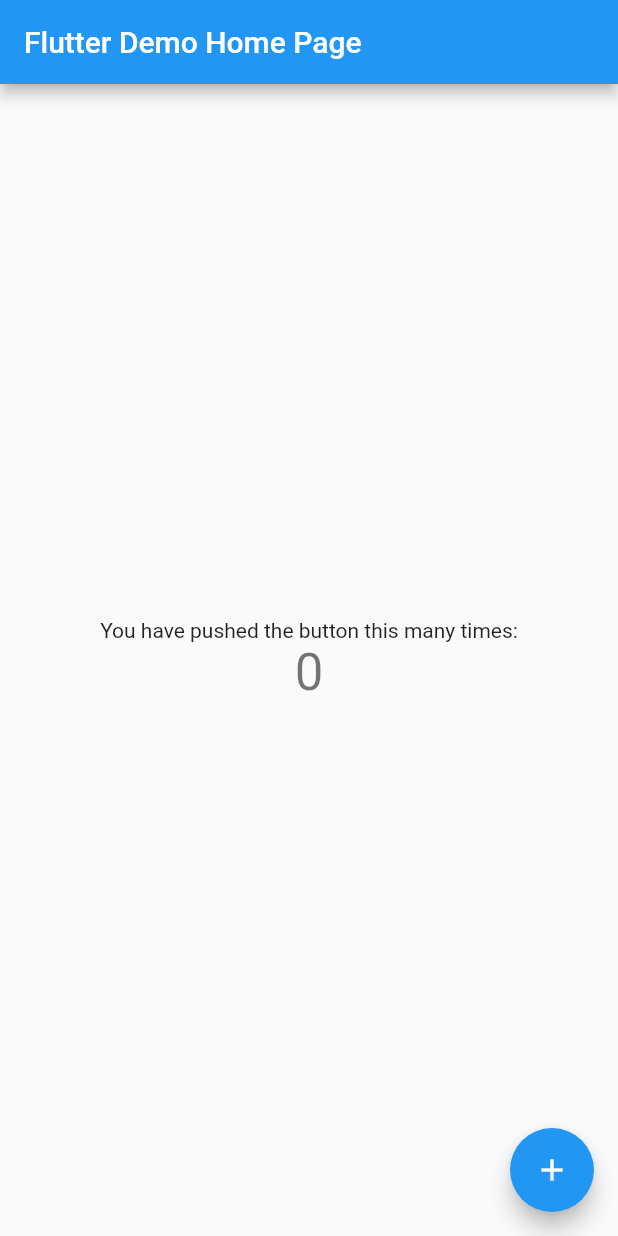
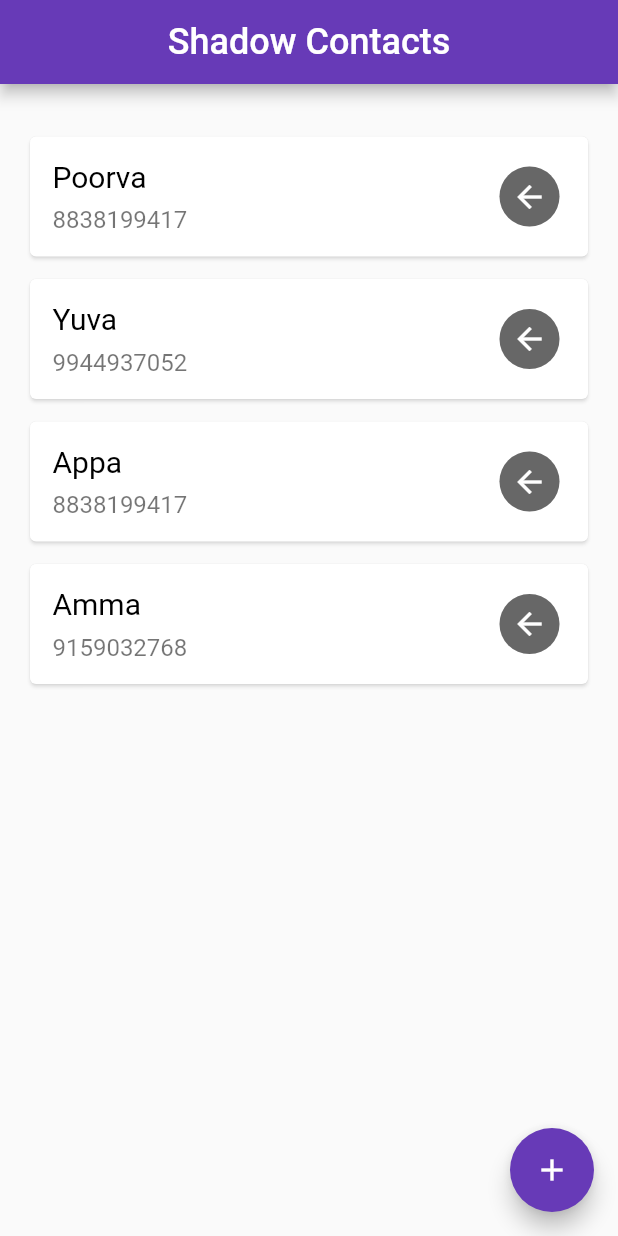
Before and after one commit to poorvasha/shaddow_contacts, a Flutter app: the screen it shows after launch, on a phone screen of 412 x 824 dp. Run offline on Flutter 3.47's test engine with Material 2 defaults, Android fonts, the phone set to English and light mode, and no system bars; drawn by our look-alikes of flutter_speed_dial; our stand-ins replace flutter_svg; statements that could not run were skipped.

Commit message:
implementaion of HomeScreen UI part

```diff
--- /dev/null
+++ b/lib/data_objects/contact_details_obj.dart
@@ -0,0 +1,7 @@
+
+class ContactDetailsObject {
+  String name;
+  String phoneNumber;
+
+  ContactDetailsObject(this.name, this.phoneNumber);
+}
--- a/lib/main.dart
+++ b/lib/main.dart
@@ -1,9 +1,15 @@
+import 'dart:ui';
 import 'package:flutter/material.dart';
+import 'package:flutter_svg/flutter_svg.dart';
+import 'data_objects/contact_details_obj.dart';
+import 'widgets/contact_card_view.dart';
 
+// app starts here
 void main() {
   runApp(const MyApp());
 }
 
+// material app starts here which is the root of the application
 class MyApp extends StatelessWidget {
   const MyApp({super.key});
 
@@ -11,35 +17,19 @@
   @override
   Widget build(BuildContext context) {
     return MaterialApp(
-      title: 'Flutter Demo',
+      title: 'Shadow Contacts',
       theme: ThemeData(
-        // This is the theme of your application.
-        //
-        // Try running your application with "flutter run". You'll see the
-        // application has a blue toolbar. Then, without quitting the app, try
-        // changing the primarySwatch below to Colors.green and then invoke
-        // "hot reload" (press "r" in the console where you ran "flutter run",
-        // or simply save your changes to "hot reload" in a Flutter IDE).
-        // Notice that the counter didn't reset back to zero; the application
-        // is not restarted.
-        primarySwatch: Colors.blue,
+        primarySwatch: Colors.deepPurple,
       ),
-      home: const MyHomePage(title: 'Flutter Demo Home Page'),
+      debugShowCheckedModeBanner: false,
+      home: const MyHomePage(title: 'Shadow Contacts'),
     );
   }
 }
 
+// HomePage stateful widget with param title
 class MyHomePage extends StatefulWidget {
   const MyHomePage({super.key, required this.title});
-
-  // This widget is the home page of your application. It is stateful, meaning
-  // that it has a State object (defined below) that contains fields that affect
-  // how it looks.
-
-  // This class is the configuration for the state. It holds the values (in this
-  // case the title) provided by the parent (in this case the App widget) and
-  // used by the build method of the State. Fields in a Widget subclass are
-  // always marked "final".
 
   final String title;
 
@@ -47,69 +37,64 @@
   State<MyHomePage> createState() => _MyHomePageState();
 }
 
+// Homepage widget which exends the state of statefull homepage class
 class _MyHomePageState extends State<MyHomePage> {
-  int _counter = 0;
+  // Contact list declaration;
+  List<ContactDetailsObject> contactList =
+  [
+    ContactDetailsObject("Poorva", "8838199417"),
+    ContactDetailsObject("Yuva", "9944937052"),
+    ContactDetailsObject("Appa", "8838199417"),
+    ContactDetailsObject("Amma", "9159032768")
+  ];
 
-  void _incrementCounter() {
-    setState(() {
-      // This call to setState tells the Flutter framework that something has
-      // changed in this State, which causes it to rerun the build method below
-      // so that the display can reflect the updated values. If we changed
-      // _counter without calling setState(), then the build method would not be
-      // called again, and so nothing would appear to happen.
-      _counter++;
-    });
-  }
-
+// HomePage widget starts here
   @override
   Widget build(BuildContext context) {
-    // This method is rerun every time setState is called, for instance as done
-    // by the _incrementCounter method above.
-    //
-    // The Flutter framework has been optimized to make rerunning build methods
-    // fast, so that you can just rebuild anything that needs updating rather
-    // than having to individually change instances of widgets.
     return Scaffold(
       appBar: AppBar(
-        // Here we take the value from the MyHomePage object that was created by
-        // the App.build method, and use it to set our appbar title.
-        title: Text(widget.title),
+        title: Center(
+            child: Text(
+          widget.title,
+          style: TextStyle(fontSize: 24),
+        )),
       ),
       body: Center(
-        // Center is a layout widget. It takes a single child and positions it
-        // in the middle of the parent.
-        child: Column(
-          // Column is also a layout widget. It takes a list of children and
-          // arranges them vertically. By default, it sizes itself to fit its
-          // children horizontally, and tries to be as tall as its parent.
-          //
-          // Invoke "debug painting" (press "p" in the console, choose the
-          // "Toggle Debug Paint" action from the Flutter Inspector in Android
-          // Studio, or the "Toggle Debug Paint" command in Visual Studio Code)
-          // to see the wireframe for each widget.
-          //
-          // Column has various properties to control how it sizes itself and
-          // how it positions its children. Here we use mainAxisAlignment to
-          // center the children vertically; the main axis here is the vertical
-          // axis because Columns are vertical (the cross axis would be
-          // horizontal).
-          mainAxisAlignment: MainAxisAlignment.center,
-          children: <Widget>[
-            const Text(
-              'You have pushed the button this many times:',
-            ),
-            Text(
-              '$_counter',
-              style: Theme.of(context).textTheme.headline4,
-            ),
-          ],
-        ),
-      ),
+          child: contactList.isNotEmpty
+              ? ListView.builder(
+                  itemCount: contactList.length,
+                  padding: const EdgeInsets.fromLTRB(20, 20, 20, 20),
+                  itemBuilder: (BuildContext context, index) {
+                    return ContactCardView(contactDetails: contactList[index]);
+                  })
+              : Center(
+                  child: Wrap(
+                    spacing: 30,
+                    crossAxisAlignment: WrapCrossAlignment.center,
+                    direction: Axis.vertical,
+                    children: [
+                      SvgPicture.asset(
+                        'assets/images/not_found.svg',
+                        width: 150,
+                        height: 150,
+                      ),
+                      const Text("No Contacts Found")
+                    ],
+                  ),
+                )),
+
       floatingActionButton: FloatingActionButton(
-        onPressed: _incrementCounter,
-        tooltip: 'Increment',
+        onPressed: onPressedAddButton,
         child: const Icon(Icons.add),
       ), // This trailing comma makes auto-formatting nicer for build methods.
     );
   }
+
+  void onPressedAddButton() {
+    try {
+
+    } catch (e) {
+      Exception(e);
+    }
+  }
 }
--- /dev/null
+++ b/lib/widgets/contact_card_view.dart
@@ -0,0 +1,94 @@
+import 'package:flutter/material.dart';
+import 'package:flutter_speed_dial/flutter_speed_dial.dart';
+import '../data_objects/contact_details_obj.dart';
+
+class ContactCardView extends StatefulWidget {
+  ContactCardView({super.key, required this.contactDetails});
+
+  late ContactDetailsObject contactDetails;
+
+  @override
+  State<ContactCardView> createState() => _ContactCardViewState();
+}
+
+class _ContactCardViewState extends State<ContactCardView> {
+  @override
+  Widget build(BuildContext context) {
+    return Card(
+      shadowColor: Colors.white,
+      margin: EdgeInsets.fromLTRB(0, 15, 0, 0),
+      child: Padding(
+        padding: const EdgeInsets.all(15),
+        child: Row(
+          mainAxisAlignment: MainAxisAlignment.spaceBetween,
+          children: [
+            Wrap(
+              spacing: 8,
+              crossAxisAlignment: WrapCrossAlignment.start,
+              direction: Axis.vertical,
+              children: [
+                Container(
+                  child: Text(
+                    widget.contactDetails.name,
+                    style: const TextStyle(fontSize: 20, color: Colors.black),
+                  ),
+                ),
+                Container(
+                  child: Text(
+                    widget.contactDetails.phoneNumber,
+                    style: const TextStyle(fontSize: 16, color: Colors.black54),
+                  ),
+                )
+              ],
+            ),
+            FloatingActionButton(
+                mini: true,
+                backgroundColor: Colors.black54,
+                elevation: 0,
+                onPressed: onPressed,
+                child: SpeedDial(
+                  direction: SpeedDialDirection.left,
+                  overlayOpacity: 0.2,
+                  backgroundColor: Colors.black12,
+                  elevation: 0,
+                  buttonSize: const Size(200, 200),
+                  childrenButtonSize: const Size(50, 50),
+                  icon: Icons.arrow_back,
+                  children: [
+                    SpeedDialChild(
+                      elevation: 0,
+                      foregroundColor: Colors.blue,
+                      onTap: onPhoneTapped,
+                      child: const Icon(Icons.phone_rounded),
+                    ),
+                    SpeedDialChild(
+                        elevation: 0,
+                        foregroundColor: Colors.green,
+                        onTap: onWhatsappTapped,
+                        child: const Icon(Icons.whatsapp_rounded))
+                  ],
+                ))
+          ],
+        ),
+      ),
+    );
+  }
+
+  void onPressed() {}
+
+  void onPhoneTapped() {
+    try {
+
+    } catch (e) {
+      Exception(e);
+    }
+  }
+
+  void onWhatsappTapped() {
+    try {
+
+    } catch (e) {
+      Exception(e);
+    }
+  }
+}
```
Also changed, not shown: pubspec.yaml (+4 -3 lines), assets/images/not_found.svg (added), assets/images/tiger.jpeg (added), pubspec.lock.
